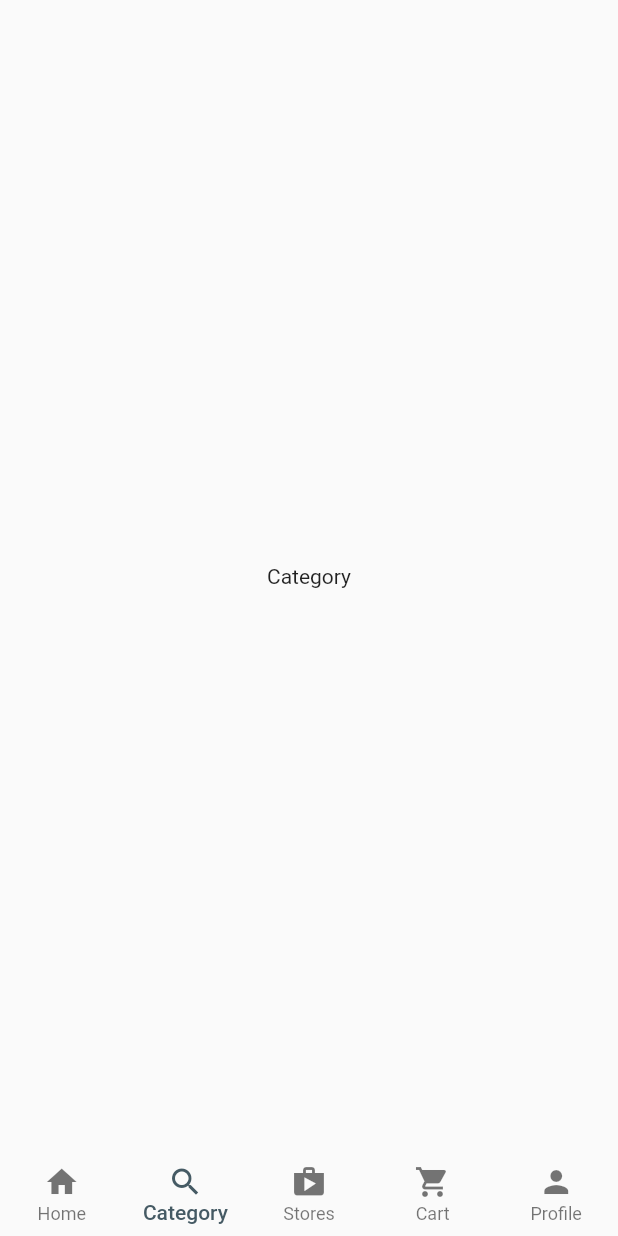
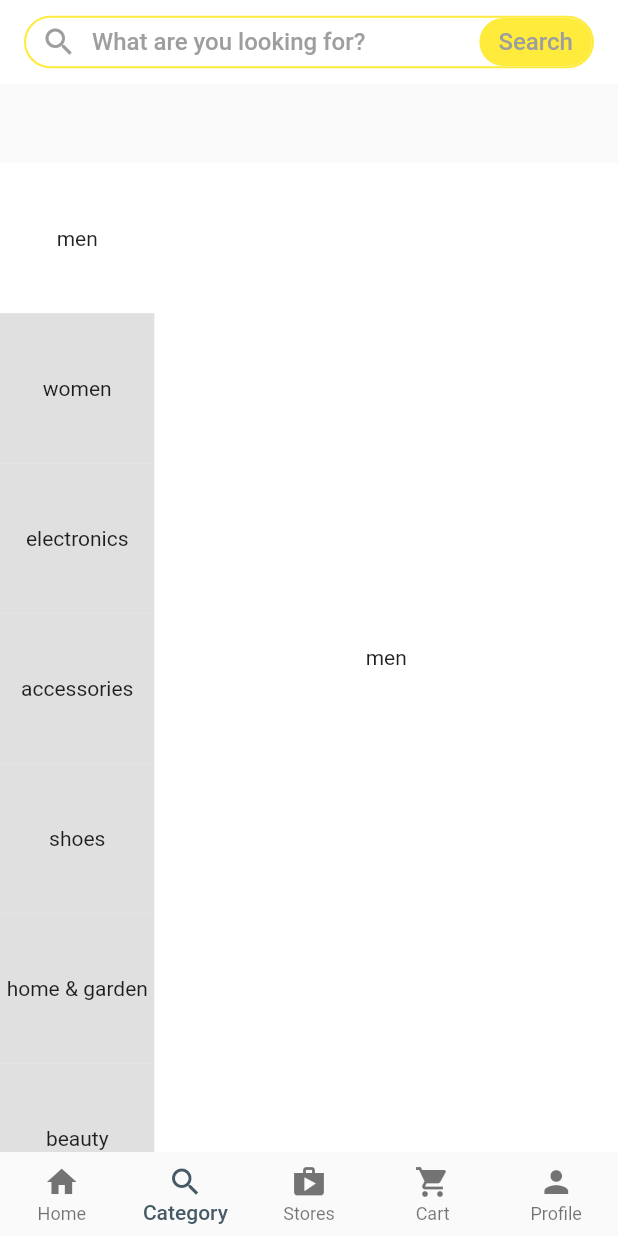
Before and after one commit to Zachariah-Farhang/multi-stor, a Flutter app: the screen it shows after launch, item 2 of the bottom bar chosen, on a phone screen of 412 x 824 dp. Run offline on Flutter 3.47's test engine with Material 2 defaults, Android fonts, the phone set to English and light mode, and no system bars.

Commit message:
some class created and some functionality added

```diff
--- /dev/null
+++ b/lib/main_screans/category.dart
@@ -0,0 +1,115 @@
+import 'package:flutter/material.dart';
+import 'package:multi_store_app/widgets/search_bottom.dart';
+
+List<ItemData> items = [
+  ItemData(label: 'men', isSelected: false),
+  ItemData(label: 'women', isSelected: false),
+  ItemData(label: 'electronics', isSelected: false),
+  ItemData(label: 'accessories', isSelected: false),
+  ItemData(label: 'shoes', isSelected: false),
+  ItemData(label: 'home & garden', isSelected: false),
+  ItemData(label: 'beauty', isSelected: false),
+  ItemData(label: 'kids', isSelected: false),
+  ItemData(label: 'bags', isSelected: false),
+];
+
+class CategoryScreen extends StatefulWidget {
+  const CategoryScreen({super.key});
+
+  @override
+  State<CategoryScreen> createState() => _CategoryScreenState();
+}
+
+class _CategoryScreenState extends State<CategoryScreen> {
+  final PageController _pageController = PageController();
+
+  @override
+  void initState() {
+    for (var element in items) {
+      element.isSelected = false;
+      setState(() {
+        items[0].isSelected = true;
+      });
+    }
+    super.initState();
+  }
+
+  @override
+  Widget build(BuildContext context) {
+    var size = MediaQuery.of(context).size;
+    return Scaffold(
+      appBar: AppBar(
+        elevation: 0.0,
+        backgroundColor: Colors.white,
+        title: const SearchBottom(),
+      ),
+      body: Stack(children: [
+        Positioned(bottom: 0, left: 0, child: sideNavigator(size)),
+        Positioned(bottom: 0, right: 0, child: categView(size))
+      ]),
+    );
+  }
+
+  Widget sideNavigator(Size size) {
+    return SizedBox(
+      width: size.width * 0.25,
+      height: size.height * 0.8,
+      child: ListView.builder(
+        physics: const BouncingScrollPhysics(),
+        itemCount: items.length,
+        itemBuilder: (context, index) {
+          return GestureDetector(
+            onTap: () {
+              _pageController.animateToPage(index,
+                  duration: const Duration(milliseconds: 500),
+                  curve: Curves.easeIn);
+            },
+            child: Container(
+                color: items[index].isSelected
+                    ? Colors.white
+                    : Colors.grey.shade300,
+                height: 100,
+                child: Center(child: Text(items[index].label))),
+          );
+        },
+      ),
+    );
+  }
+
+  Widget categView(Size size) {
+    return Container(
+      width: size.width * 0.75,
+      height: size.height * 0.8,
+      color: Colors.white,
+      child: PageView(
+          controller: _pageController,
+          physics: const BouncingScrollPhysics(),
+          onPageChanged: (value) {
+            for (var element in items) {
+              element.isSelected = false;
+              setState(() {
+                items[value].isSelected = true;
+              });
+            }
+          },
+          scrollDirection: Axis.vertical,
+          children: const [
+            Center(child: Text("men")),
+            Center(child: Text("women")),
+            Center(child: Text("accessories")),
+            Center(child: Text("electronics")),
+            Center(child: Text("shoes")),
+            Center(child: Text("home & garden")),
+            Center(child: Text("beauty")),
+            Center(child: Text("kids")),
+            Center(child: Text("bogs")),
+          ]),
+    );
+  }
+}
+
+class ItemData {
+  String label;
+  bool isSelected;
+  ItemData({required this.label, this.isSelected = false});
+}
--- a/lib/main_screans/customer_home.dart
+++ b/lib/main_screans/customer_home.dart
@@ -1,4 +1,5 @@
 import 'package:flutter/material.dart';
+import 'package:multi_store_app/main_screans/category.dart';
 import 'package:multi_store_app/main_screans/home.dart';
 
 //I have created a fulstatwidget for customer page that have a navigationbar.
@@ -13,7 +14,7 @@ class _CustomerHomeScreanState extends State<CustomerHomeScrean> {
   int _selectedIndex = 0;
   final List<Widget> _tabs = const [
     HomeScrean(),
-    Center(child: Text('Category')),
+    CategoryScreen(),
     Center(child: Text('Stores')),
     Center(child: Text('Cart')),
     Center(child: Text('Profile')),
--- a/lib/main_screans/home.dart
+++ b/lib/main_screans/home.dart
@@ -1,6 +1,6 @@
 import 'package:flutter/material.dart';
 
-import '../minor_screens/search.dart';
+import '../widgets/search_bottom.dart';
 
 class HomeScrean extends StatefulWidget {
   const HomeScrean({super.key});
@@ -19,57 +19,7 @@ class _HomeScreanState extends State<HomeScrean> {
         appBar: AppBar(
           elevation: 0.0,
           backgroundColor: Colors.white,
-          title: InkWell(
-            onTap: () {
-              Navigator.push(
-                  context,
-                  MaterialPageRoute(
-                      builder: (context) => const SearchScreen()));
-            },
-            child: Container(
-                height: 35,
-                decoration: BoxDecoration(
-                    borderRadius: BorderRadius.circular(25.0),
-                    border: Border.all(color: Colors.yellow, width: 1.4)),
-                child: Row(
-                  mainAxisAlignment: MainAxisAlignment.spaceBetween,
-                  children: [
-                    const Row(
-                      children: [
-                        Padding(
-                          padding: EdgeInsets.symmetric(
-                            horizontal: 10,
-                          ),
-                          child: Icon(Icons.search, color: Colors.grey),
-                        ),
-                        Text(
-                          'What are you looking for?',
-                          style: TextStyle(
-                            color: Colors.grey,
-                            fontSize: 16.0,
-                          ),
-                        ),
-                      ],
-                    ),
-                    Container(
-                      height: 32,
-                      width: 75,
-                      decoration: BoxDecoration(
-                          color: Colors.yellow,
-                          borderRadius: BorderRadius.circular(25)),
-                      child: const Center(
-                        child: Text(
-                          'Search',
-                          style: TextStyle(
-                            color: Colors.grey,
-                            fontSize: 16.0,
-                          ),
-                        ),
-                      ),
-                    )
-                  ],
-                )),
-          ),
+          title: const SearchBottom(),
           bottom: const TabBar(
             physics: BouncingScrollPhysics(),
             isScrollable: true,
--- /dev/null
+++ b/lib/widgets/search_bottom.dart
@@ -0,0 +1,62 @@
+import 'package:flutter/material.dart';
+
+import '../minor_screens/search.dart';
+
+class SearchBottom extends StatelessWidget {
+  const SearchBottom({
+    super.key,
+  });
+
+  @override
+  Widget build(BuildContext context) {
+    return InkWell(
+      onTap: () {
+        Navigator.push(context,
+            MaterialPageRoute(builder: (context) => const SearchScreen()));
+      },
+      child: Container(
+          height: 35,
+          decoration: BoxDecoration(
+              borderRadius: BorderRadius.circular(25.0),
+              border: Border.all(color: Colors.yellow, width: 1.4)),
+          child: Row(
+            mainAxisAlignment: MainAxisAlignment.spaceBetween,
+            children: [
+              const Row(
+                children: [
+                  Padding(
+                    padding: EdgeInsets.symmetric(
+                      horizontal: 10,
+                    ),
+                    child: Icon(Icons.search, color: Colors.grey),
+                  ),
+                  Text(
+                    'What are you looking for?',
+                    style: TextStyle(
+                      color: Colors.grey,
+                      fontSize: 16.0,
+                    ),
+                  ),
+                ],
+              ),
+              Container(
+                height: 32,
+                width: 75,
+                decoration: BoxDecoration(
+                    color: Colors.yellow,
+                    borderRadius: BorderRadius.circular(25)),
+                child: const Center(
+                  child: Text(
+                    'Search',
+                    style: TextStyle(
+                      color: Colors.grey,
+                      fontSize: 16.0,
+                    ),
+                  ),
+                ),
+              )
+            ],
+          )),
+    );
+  }
+}
```
